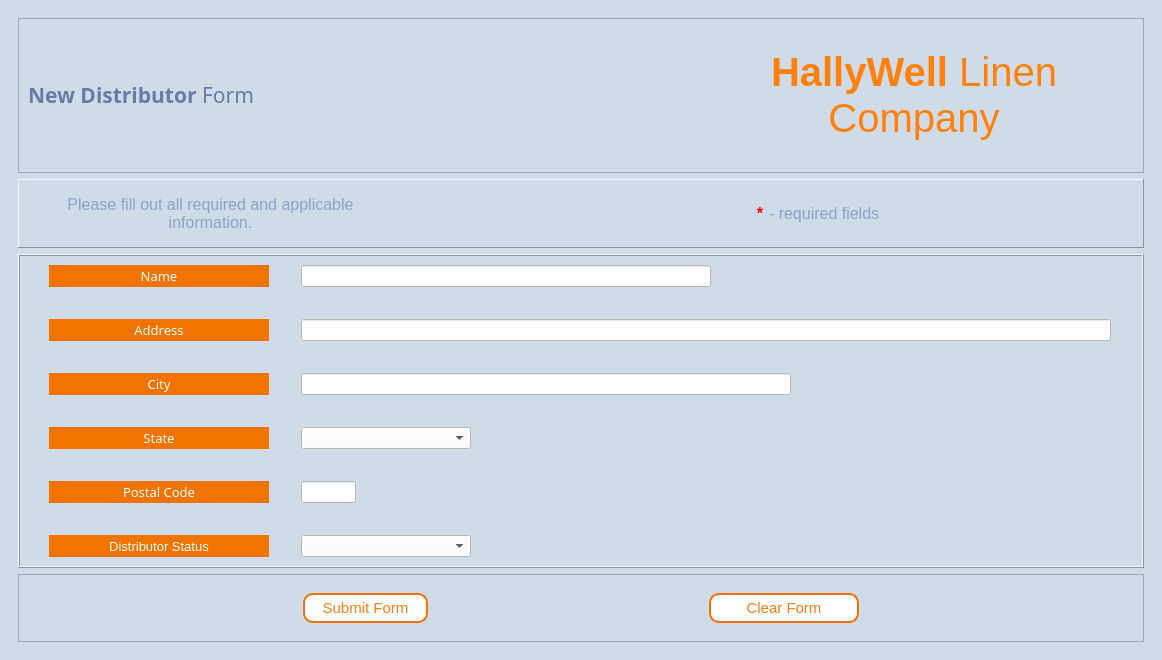
apduong/CIS-3365, file Hallywell CRMS v1/UI Files/NewDistributorForm.ui: the form before one commit.
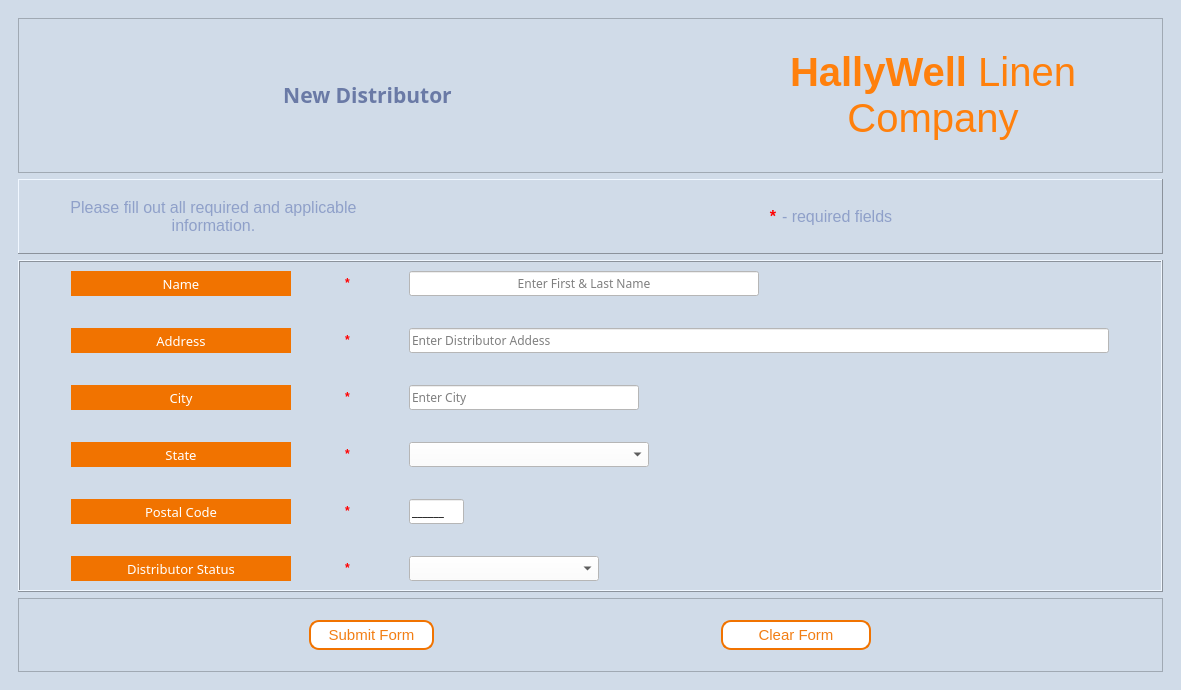
The form after the commit.

Commit message: Updated all my form designs where necessary.

Patch:
```diff
--- a/Hallywell CRMS v1/UI Files/NewDistributorForm.ui
+++ b/Hallywell CRMS v1/UI Files/NewDistributorForm.ui
@@ -6,8 +6,8 @@
    <rect>
     <x>0</x>
     <y>0</y>
-    <width>1162</width>
-    <height>660</height>
+    <width>1181</width>
+    <height>690</height>
    </rect>
   </property>
   <property name="windowTitle">
@@ -39,8 +39,8 @@
         <rect>
          <x>0</x>
          <y>0</y>
-         <width>1119</width>
-         <height>654</height>
+         <width>1159</width>
+         <height>668</height>
         </rect>
        </property>
        <layout class="QVBoxLayout" name="verticalLayout_2">
@@ -70,10 +70,10 @@
               <string notr="true">color:#6A7AA6</string>
              </property>
              <property name="text">
-              <string>&lt;html&gt;&lt;head/&gt;&lt;body&gt;&lt;p&gt;&lt;span style=&quot; font-weight:600;&quot;&gt;New Distributor&lt;/span&gt; Form&lt;/p&gt;&lt;/body&gt;&lt;/html&gt;</string>
+              <string>&lt;html&gt;&lt;head/&gt;&lt;body&gt;&lt;p&gt;&lt;span style=&quot; font-weight:600;&quot;&gt;New Distributor&lt;/span&gt;&lt;/p&gt;&lt;/body&gt;&lt;/html&gt;</string>
              </property>
              <property name="alignment">
-              <set>Qt::AlignLeading|Qt::AlignLeft|Qt::AlignVCenter</set>
+              <set>Qt::AlignCenter</set>
              </property>
             </widget>
            </item>
@@ -221,46 +221,18 @@
            <property name="verticalSpacing">
             <number>32</number>
            </property>
-           <item row="1" column="0">
-            <widget class="QLabel" name="label_DisAddress">
-             <property name="minimumSize">
-              <size>
-               <width>220</width>
-               <height>0</height>
-              </size>
-             </property>
-             <property name="maximumSize">
-              <size>
-               <width>250</width>
-               <height>35</height>
-              </size>
-             </property>
-             <property name="font">
-              <font>
-               <family>Montserrat Medium</family>
-               <pointsize>10</pointsize>
-              </font>
-             </property>
-             <property name="frameShape">
-              <enum>QFrame::Panel</enum>
-             </property>
-             <property name="frameShadow">
-              <enum>QFrame::Raised</enum>
-             </property>
-             <property name="text">
-              <string>Address</string>
-             </property>
-             <property name="alignment">
-              <set>Qt::AlignCenter</set>
-             </property>
-            </widget>
-           </item>
            <item row="0" column="0">
             <widget class="QLabel" name="label_DisName">
              <property name="minimumSize">
               <size>
                <width>220</width>
-               <height>0</height>
+               <height>25</height>
+              </size>
+             </property>
+             <property name="maximumSize">
+              <size>
+               <width>220</width>
+               <height>25</height>
               </size>
              </property>
              <property name="font">
@@ -283,43 +255,52 @@
              </property>
             </widget>
            </item>
-           <item row="0" column="1">
+           <item row="0" column="2">
             <widget class="QLineEdit" name="lineEdit_DisName">
              <property name="minimumSize">
               <size>
-               <width>410</width>
-               <height>0</height>
+               <width>350</width>
+               <height>25</height>
               </size>
              </property>
              <property name="maximumSize">
               <size>
-               <width>200</width>
-               <height>16777215</height>
+               <width>350</width>
+               <height>25</height>
               </size>
              </property>
-             <property name="maxLength">
-              <number>250</number>
+             <property name="font">
+              <font>
+               <family>Montserrat Medium</family>
+               <pointsize>9</pointsize>
+              </font>
              </property>
-             <property name="alignment">
-              <set>Qt::AlignCenter</set>
-             </property>
-             <property name="placeholderText">
+             <property name="inputMask">
               <string/>
              </property>
+             <property name="maxLength">
+              <number>50</number>
+             </property>
+             <property name="alignment">
+              <set>Qt::AlignCenter</set>
+             </property>
+             <property name="placeholderText">
+              <string>Enter First &amp; Last Name</string>
+             </property>
             </widget>
            </item>
-           <item row="2" column="0">
-            <widget class="QLabel" name="label_DisCity">
+           <item row="1" column="0">
+            <widget class="QLabel" name="label_DisAddress">
              <property name="minimumSize">
               <size>
                <width>220</width>
-               <height>0</height>
+               <height>25</height>
               </size>
              </property>
              <property name="maximumSize">
               <size>
-               <width>180</width>
-               <height>16777215</height>
+               <width>220</width>
+               <height>25</height>
               </size>
              </property>
              <property name="font">
@@ -335,7 +316,7 @@
               <enum>QFrame::Raised</enum>
              </property>
              <property name="text">
-              <string>City</string>
+              <string>Address</string>
              </property>
              <property name="alignment">
               <set>Qt::AlignCenter</set>
@@ -344,8 +325,21 @@
            </item>
            <item row="6" column="0">
             <widget class="QLabel" name="label_DisDesc">
+             <property name="minimumSize">
+              <size>
+               <width>220</width>
+               <height>25</height>
+              </size>
+             </property>
+             <property name="maximumSize">
+              <size>
+               <width>220</width>
+               <height>25</height>
+              </size>
+             </property>
              <property name="font">
               <font>
+               <family>Montserrat Medium</family>
                <pointsize>10</pointsize>
               </font>
              </property>
@@ -362,13 +356,13 @@
              <property name="minimumSize">
               <size>
                <width>220</width>
-               <height>0</height>
+               <height>25</height>
               </size>
              </property>
              <property name="maximumSize">
               <size>
-               <width>180</width>
-               <height>16777215</height>
+               <width>220</width>
+               <height>25</height>
               </size>
              </property>
              <property name="font">
@@ -385,51 +379,65 @@
              </property>
             </widget>
            </item>
-           <item row="2" column="1">
-            <widget class="QLineEdit" name="lineEdit_DisCity">
+           <item row="2" column="0">
+            <widget class="QLabel" name="label_DisCity">
              <property name="minimumSize">
               <size>
-               <width>490</width>
-               <height>0</height>
+               <width>220</width>
+               <height>25</height>
               </size>
              </property>
              <property name="maximumSize">
               <size>
-               <width>490</width>
-               <height>16777215</height>
+               <width>220</width>
+               <height>25</height>
               </size>
              </property>
+             <property name="font">
+              <font>
+               <family>Montserrat Medium</family>
+               <pointsize>10</pointsize>
+              </font>
+             </property>
+             <property name="frameShape">
+              <enum>QFrame::Panel</enum>
+             </property>
+             <property name="frameShadow">
+              <enum>QFrame::Raised</enum>
+             </property>
+             <property name="text">
+              <string>City</string>
+             </property>
+             <property name="alignment">
+              <set>Qt::AlignCenter</set>
+             </property>
             </widget>
            </item>
-           <item row="5" column="1">
+           <item row="5" column="2">
             <widget class="QLineEdit" name="lineEdit_postalcode">
              <property name="minimumSize">
               <size>
                <width>55</width>
-               <height>0</height>
+               <height>25</height>
               </size>
              </property>
              <property name="maximumSize">
               <size>
                <width>55</width>
-               <height>16777215</height>
+               <height>25</height>
               </size>
              </property>
-            </widget>
-           </item>
-           <item row="1" column="1">
-            <widget class="QLineEdit" name="lineEdit_DisAddress">
-             <property name="minimumSize">
-              <size>
-               <width>810</width>
-               <height>0</height>
-              </size>
+             <property name="font">
+              <font>
+               <family>Montserrat Medium</family>
+               <pointsize>9</pointsize>
+              </font>
              </property>
-             <property name="maximumSize">
-              <size>
-               <width>810</width>
-               <height>16777215</height>
-              </size>
+             <property name="inputMask">
+              <string>000000;_</string>
+             </property>
+             <property name="maxLength">
+              <number>6</number>
              </property>
             </widget>
            </item>
@@ -438,13 +446,13 @@
              <property name="minimumSize">
               <size>
                <width>220</width>
-               <height>0</height>
+               <height>25</height>
               </size>
              </property>
              <property name="maximumSize">
               <size>
-               <width>180</width>
-               <height>16777215</height>
+               <width>220</width>
+               <height>25</height>
               </size>
              </property>
              <property name="font">
@@ -467,38 +475,232 @@
              </property>
             </widget>
            </item>
-           <item row="4" column="1">
+           <item row="2" column="2">
+            <widget class="QLineEdit" name="lineEdit_DisCity">
+             <property name="minimumSize">
+              <size>
+               <width>230</width>
+               <height>25</height>
+              </size>
+             </property>
+             <property name="maximumSize">
+              <size>
+               <width>230</width>
+               <height>25</height>
+              </size>
+             </property>
+             <property name="font">
+              <font>
+               <family>Montserrat Medium</family>
+               <pointsize>9</pointsize>
+              </font>
+             </property>
+             <property name="maxLength">
+              <number>30</number>
+             </property>
+             <property name="placeholderText">
+              <string>Enter City</string>
+             </property>
+            </widget>
+           </item>
+           <item row="1" column="2">
+            <widget class="QLineEdit" name="lineEdit_DisAddress">
+             <property name="minimumSize">
+              <size>
+               <width>700</width>
+               <height>25</height>
+              </size>
+             </property>
+             <property name="maximumSize">
+              <size>
+               <width>700</width>
+               <height>24</height>
+              </size>
+             </property>
+             <property name="font">
+              <font>
+               <family>Montserrat Medium</family>
+               <pointsize>9</pointsize>
+              </font>
+             </property>
+             <property name="maxLength">
+              <number>250</number>
+             </property>
+             <property name="placeholderText">
+              <string>Enter Distributor Addess</string>
+             </property>
+            </widget>
+           </item>
+           <item row="4" column="2">
             <widget class="QComboBox" name="comboBox_state">
              <property name="minimumSize">
               <size>
-               <width>170</width>
-               <height>0</height>
+               <width>230</width>
+               <height>25</height>
               </size>
              </property>
              <property name="maximumSize">
               <size>
-               <width>170</width>
-               <height>16777215</height>
+               <width>240</width>
+               <height>25</height>
               </size>
              </property>
             </widget>
            </item>
-           <item row="6" column="1">
+           <item row="6" column="2">
             <widget class="QComboBox" name="comboBox_disstat">
              <property name="minimumSize">
               <size>
-               <width>170</width>
-               <height>0</height>
+               <width>190</width>
+               <height>25</height>
               </size>
              </property>
              <property name="maximumSize">
               <size>
-               <width>170</width>
-               <height>16777215</height>
+               <width>190</width>
+               <height>25</height>
               </size>
              </property>
             </widget>
            </item>
+           <item row="0" column="1">
+            <widget class="QLabel" name="label_4">
+             <property name="minimumSize">
+              <size>
+               <width>10</width>
+               <height>20</height>
+              </size>
+             </property>
+             <property name="maximumSize">
+              <size>
+               <width>10</width>
+               <height>20</height>
+              </size>
+             </property>
+             <property name="styleSheet">
+              <string notr="true">background: none; color:red; font-weight: bold; 
+	font: 75 18pt &quot;Arial&quot;;</string>
+             </property>
+             <property name="text">
+              <string>*</string>
+             </property>
+            </widget>
+           </item>
+           <item row="1" column="1">
+            <widget class="QLabel" name="label_5">
+             <property name="minimumSize">
+              <size>
+               <width>10</width>
+               <height>20</height>
+              </size>
+             </property>
+             <property name="maximumSize">
+              <size>
+               <width>10</width>
+               <height>20</height>
+              </size>
+             </property>
+             <property name="styleSheet">
+              <string notr="true">background: none; color:red; font-weight: bold; 
+	font: 75 18pt &quot;Arial&quot;;</string>
+             </property>
+             <property name="text">
+              <string>*</string>
+             </property>
+            </widget>
+           </item>
+           <item row="2" column="1">
+            <widget class="QLabel" name="label_6">
+             <property name="minimumSize">
+              <size>
+               <width>10</width>
+               <height>20</height>
+              </size>
+             </property>
+             <property name="maximumSize">
+              <size>
+               <width>10</width>
+               <height>20</height>
+              </size>
+             </property>
+             <property name="styleSheet">
+              <string notr="true">background: none; color:red; font-weight: bold; 
+	font: 75 18pt &quot;Arial&quot;;</string>
+             </property>
+             <property name="text">
+              <string>*</string>
+             </property>
+            </widget>
+           </item>
+           <item row="4" column="1">
+            <widget class="QLabel" name="label_7">
+             <property name="minimumSize">
+              <size>
+               <width>10</width>
+               <height>20</height>
+              </size>
+             </property>
+             <property name="maximumSize">
+              <size>
+               <width>10</width>
+               <height>20</height>
+              </size>
+             </property>
+             <property name="styleSheet">
+              <string notr="true">background: none; color:red; font-weight: bold; 
+	font: 75 18pt &quot;Arial&quot;;</string>
+             </property>
+             <property name="text">
+              <string>*</string>
+             </property>
+            </widget>
+           </item>
+           <item row="5" column="1">
+            <widget class="QLabel" name="label_8">
+             <property name="minimumSize">
+              <size>
+               <width>10</width>
+               <height>20</height>
+              </size>
+             </property>
+             <property name="maximumSize">
+              <size>
+               <width>10</width>
+               <height>20</height>
+              </size>
+             </property>
+             <property name="styleSheet">
+              <string notr="true">background: none; color:red; font-weight: bold; 
+	font: 75 18pt &quot;Arial&quot;;</string>
+             </property>
+             <property name="text">
+              <string>*</string>
+             </property>
+            </widget>
+           </item>
+           <item row="6" column="1">
+            <widget class="QLabel" name="label_9">
+             <property name="minimumSize">
+              <size>
+               <width>10</width>
+               <height>20</height>
+              </size>
+             </property>
+             <property name="maximumSize">
+              <size>
+               <width>10</width>
+               <height>20</height>
+              </size>
+             </property>
+             <property name="styleSheet">
+              <string notr="true">background: none; color:red; font-weight: bold; 
+	font: 75 18pt &quot;Arial&quot;;</string>
+             </property>
+             <property name="text">
+              <string>*</string>
+             </property>
+            </widget>
+           </item>
           </layout>
          </widget>
         </item>
```
The commit also changes 20 other files.
